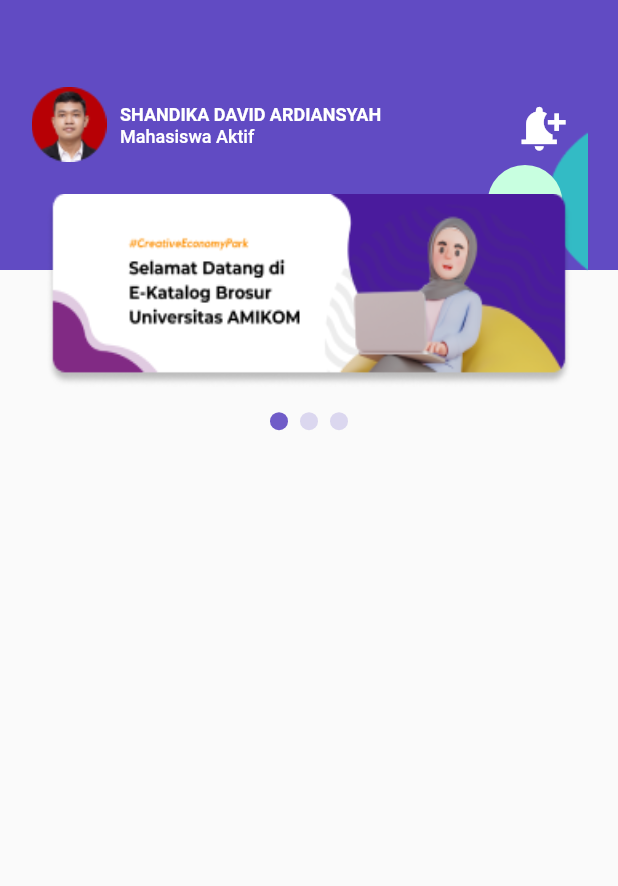
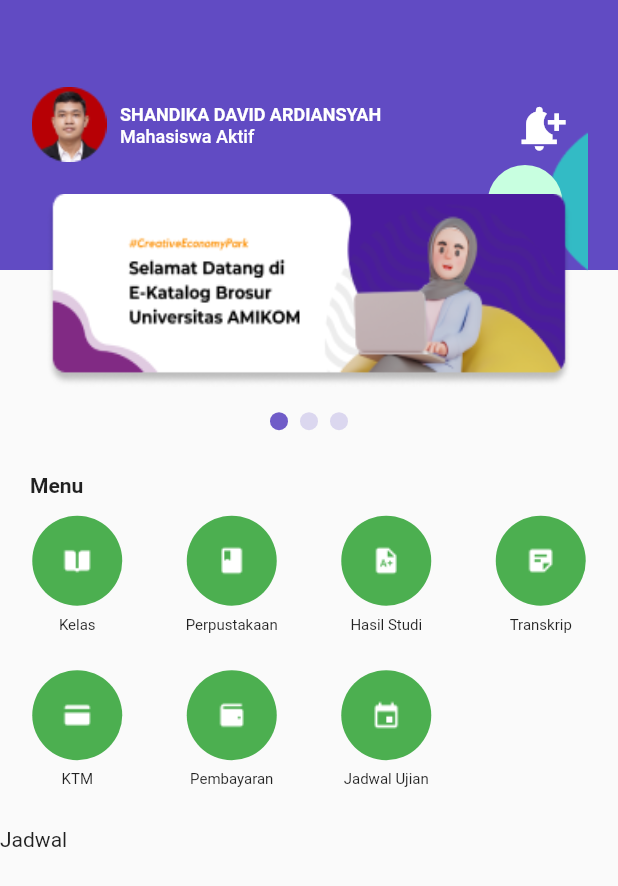
Before and after one commit to shandikadav/kampusku-app, a Flutter app: the HomePage screen opened by its route, on a phone screen of 412 x 824 dp. Shown: the top 886 px of the screen. Run offline on Flutter 3.47's test engine with Material 2 defaults, Android fonts, the phone set to English and light mode, and no system bars; drawn by our look-alikes of carousel_slider.

Commit message:
progres menu homepage

```diff
--- /dev/null
+++ b/lib/models/homepage_model.dart
@@ -0,0 +1,9 @@
+import 'package:flutter/material.dart';
+
+class GojekService {
+  Widget image;
+  Color color;
+  String title;
+
+  GojekService({required this.image, required this.title, required this.color});
+}
--- a/lib/pages/homepage.dart
+++ b/lib/pages/homepage.dart
@@ -1,5 +1,7 @@
 import 'package:carousel_slider/carousel_slider.dart';
 import 'package:flutter/material.dart';
+
+import '../models/homepage_model.dart';
 
 class HomePage extends StatefulWidget {
   const HomePage({super.key});
@@ -16,6 +18,7 @@
       width: 350,
       child: Image.asset(
         'assets/banner_homepage.png',
+        height: 100,
         fit: BoxFit.fill,
       ),
       decoration: BoxDecoration(
@@ -27,6 +30,7 @@
       width: 350,
       child: Image.asset(
         'assets/banner_homepage.png',
+        height: 100,
         fit: BoxFit.fill,
       ),
       decoration: BoxDecoration(
@@ -35,12 +39,49 @@
       ),
     ),
     Container(
-        width: 350,
-        decoration: BoxDecoration(
-          borderRadius: BorderRadius.circular(10),
-          color: Colors.red,
-        )),
+      width: 350,
+      decoration: BoxDecoration(
+        borderRadius: BorderRadius.circular(10),
+        color: Colors.red,
+      ),
+    ),
   ];
+
+  List<GojekService> _gojekServiceList = [];
+
+  @override
+  void initState() {
+    super.initState();
+
+    _gojekServiceList.add(GojekService(
+        image: Image.asset('assets/kelas.png'),
+        color: Colors.yellow,
+        title: "Kelas"));
+    _gojekServiceList.add(GojekService(
+        image: Image.asset('assets/perpustakaan.png'),
+        color: Colors.yellow,
+        title: "Perpustakaan"));
+    _gojekServiceList.add(GojekService(
+        image: Image.asset('assets/logo_hasilstudi.png'),
+        color: Colors.yellow,
+        title: "Hasil Studi"));
+    _gojekServiceList.add(GojekService(
+        image: Image.asset('assets/transkrip.png'),
+        color: Colors.yellow,
+        title: "Transkrip"));
+    _gojekServiceList.add(GojekService(
+        image: Image.asset('assets/ktm.png'),
+        color: Colors.yellow,
+        title: "KTM"));
+    _gojekServiceList.add(GojekService(
+        image: Image.asset('assets/pembayaran.png'),
+        color: Colors.yellow,
+        title: "Pembayaran"));
+    _gojekServiceList.add(GojekService(
+        image: Image.asset('assets/jadwal_ujian.png'),
+        color: Colors.yellow,
+        title: "Jadwal Ujian"));
+  }
 
   @override
   Widget build(BuildContext context) {
@@ -66,6 +107,7 @@
             ),
           ),
           Column(
+            crossAxisAlignment: CrossAxisAlignment.start,
             children: [
               Row(
                 children: [
@@ -155,10 +197,70 @@
                   );
                 }).toList(),
               ),
+              SizedBox(
+                height: 12,
+              ),
+              Padding(
+                padding: const EdgeInsets.only(left: 20),
+                child: Text(
+                  'Menu',
+                  style: TextStyle(
+                    fontSize: 14,
+                    fontWeight: FontWeight.bold,
+                  ),
+                ),
+              ),
+              _buildGojekServicesMenu(),
+              Text('Jadwal')
             ],
           )
         ],
       ),
     );
   }
+
+  Widget _buildGojekServicesMenu() {
+    return SizedBox(
+        width: double.infinity,
+        height: 220,
+        child: Container(
+            margin: EdgeInsets.only(bottom: 8),
+            child: GridView.builder(
+                padding: EdgeInsets.zero,
+                physics: NeverScrollableScrollPhysics(),
+                itemCount: 7,
+                gridDelegate: SliverGridDelegateWithFixedCrossAxisCount(
+                    crossAxisCount: 4),
+                itemBuilder: (context, position) {
+                  return _rowGojekService(_gojekServiceList[position]);
+                })));
+  }
+
+  Widget _rowGojekService(GojekService) {
+    return InkWell(
+      onTap: () {},
+      child: Container(
+        child: Column(
+          mainAxisAlignment: MainAxisAlignment.center,
+          children: [
+            Stack(
+              alignment: Alignment.center,
+              children: [
+                CircleAvatar(
+                  radius: 30,
+                  backgroundColor: Colors.green,
+                ),
+                GojekService.image
+              ],
+            ),
+            Padding(padding: EdgeInsets.only(top: 7)),
+            Text(
+              GojekService.title,
+              style: TextStyle(fontSize: 10),
+            )
+          ],
+        ),
+      ),
+    );
+  }
 }
```
Also changed, not shown: assets/jadwal_ujian.png (added), assets/kelas.png (added), assets/ktm.png (added), assets/pembayaran.png (added), assets/perpustakaan.png (added), assets/transkrip.png (added).
